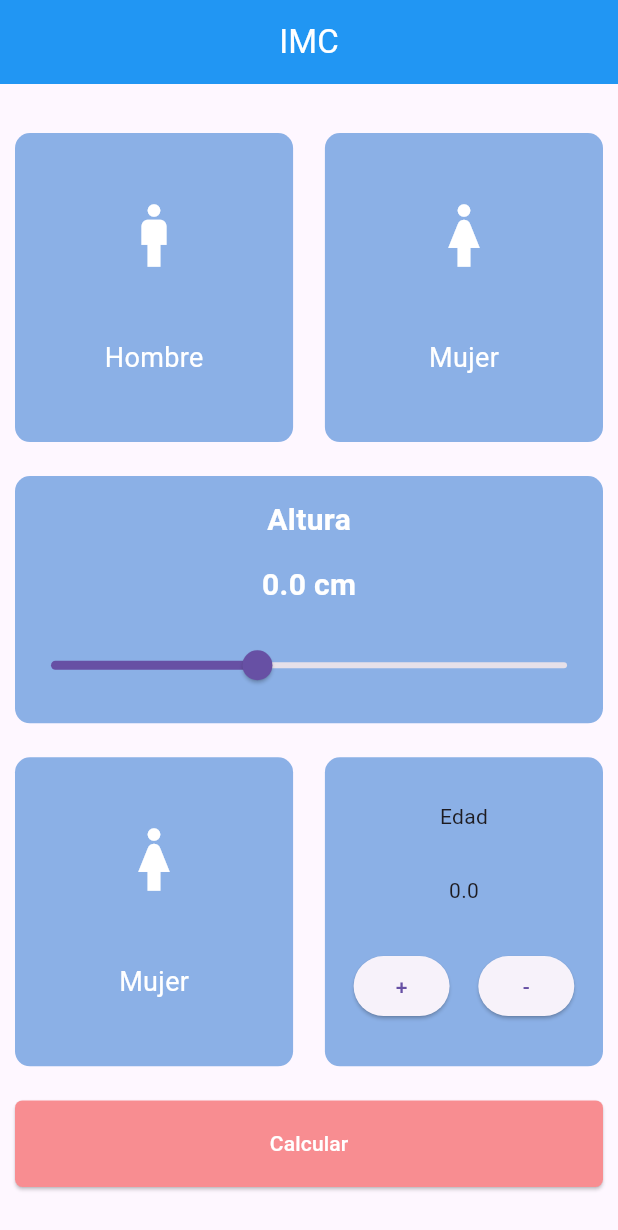
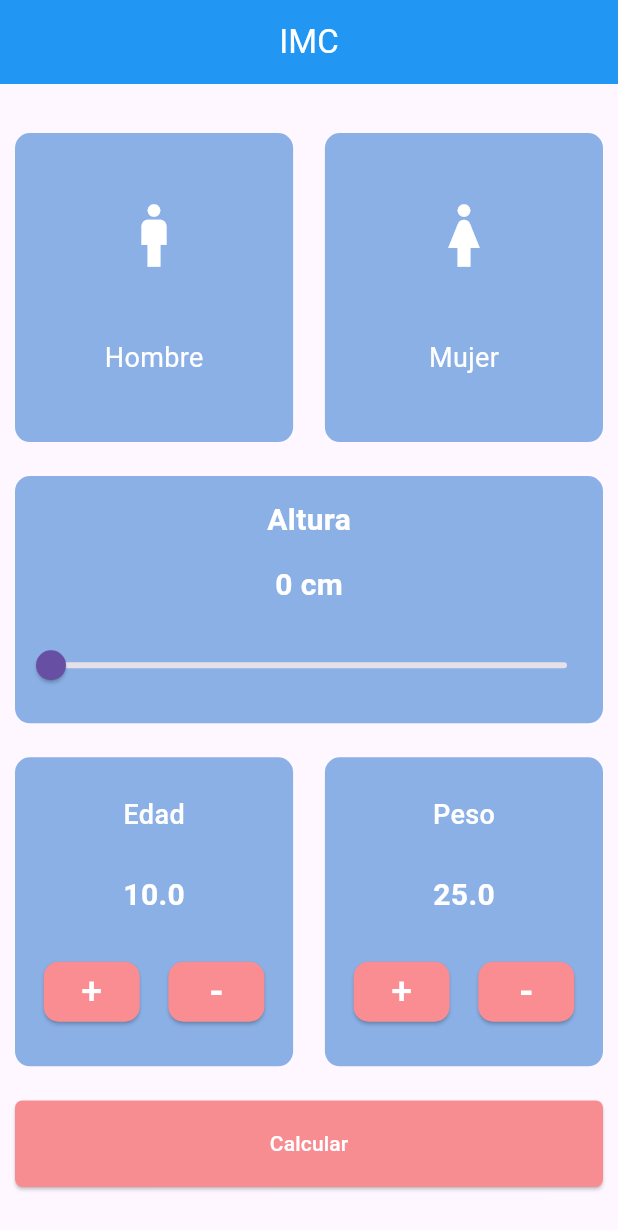
Before and after one commit to IGerardoJR/calculadora_imc, a Flutter app: the screen it shows after launch, on a phone screen of 412 x 824 dp. Shown: the top 1230 px of the screen. Run offline on Flutter 3.47's test engine with Material 3 defaults, Android fonts, the phone set to English and light mode, and no system bars.

Commit message:
Primera prevista de la ui

```diff
--- a/lib/main.dart
+++ b/lib/main.dart
@@ -1,5 +1,6 @@
 import 'package:flutter/cupertino.dart';
 import 'package:flutter/material.dart';
+import 'package:intl/intl.dart';
 
 void main(List<String> args) {
   runApp(MyApp());
@@ -14,20 +15,17 @@ class MyApp extends StatefulWidget{
 
 class _MyAppState extends State<MyApp>{
   double? _deviceWidth, _deviceHeight;
-  double _currentValue = 0;
-  double _edad = 0.0;
-  double _peso = 0.0;
-
-  List<dynamic> ListaFrutas = ["juan",true,false,1,0];
-
+  double _valorSlider = 0;
+  double _edad = 10.0;
+  double _peso = 25.0;
+  NumberFormat formatoDecimal = NumberFormat("##.#");
   // Funciones para el manejo de datos.
-
   // Aumentar
   void aumentarValor({required String llamadoPor}){
     setState(() {
-      if(llamadoPor == 'edad'){
+      if(llamadoPor == 'Edad'){
         _edad+=1;
-      }else if(llamadoPor == 'peso'){
+      }else if(llamadoPor == 'Peso'){
         _peso+=1;
       }
     });
@@ -35,9 +33,9 @@ class _MyAppState extends State<MyApp>{
 
   void disminuirValor({required String llamadoPor}){
     setState(() {
-      if(llamadoPor == 'edad'){
+      if(llamadoPor == 'Edad'){
         _edad = _edad - 1;
-      }else if(llamadoPor == 'peso'){
+      }else if(llamadoPor == 'Peso'){
         _peso = _peso - 1 ;
       }
     });
@@ -75,8 +73,8 @@ class _MyAppState extends State<MyApp>{
                 mainAxisAlignment: MainAxisAlignment.spaceBetween,
                 children: [
                   // _widgetGenero("Hombre",Icons.man),
-                  _widgetGenero("Mujer",Icons.woman),
-                  _widgetDatos(),
+                  _widgetDatos(edadPeso: 'Edad'),
+                  _widgetDatos(edadPeso: 'Peso'),
                 ],
               ),
               // btnCalcular
@@ -90,7 +88,9 @@ class _MyAppState extends State<MyApp>{
                       borderRadius: BorderRadius.circular(5.0)
                     ),
                   ),
-                  onPressed: () => {},
+                  onPressed: () => {
+                    print('Edad: $_edad y Peso: $_peso')
+                  },
                   child: const Text('Calcular', style: TextStyle(color:Colors.white),)
                 ),
               )
@@ -135,30 +135,28 @@ Widget _widgetSlider(){
             mainAxisAlignment: MainAxisAlignment.spaceEvenly,
             children: [
               const Text('Altura', style: TextStyle(fontSize: 20, color:Colors.white, fontWeight: FontWeight.w600),),
-              Text('$_currentValue cm', style: TextStyle(
+              Text('${formatoDecimal.format(_valorSlider)} cm', style: TextStyle(
                   color:Colors.white,
                   fontWeight: FontWeight.w700,
               fontSize: 20),),
               // const Text('Un slider va aqui')
               Slider(
-                  value: 100,
+                  value: _valorSlider,
                   min: 0.0,
                   max: 250.0,
                   onChanged: (_) => {
+                    setState(() {
+                      _valorSlider = _;
+
+                    })
                   })
             ],
           ),
         )
     );
 }
-  // rgb(139, 176, 230)
-// rgb(249, 141, 146)
-
-
-  // rgb(139, 176, 230)
-
   // Widget para almacenar la edad y peso de la persona
-Widget _widgetDatos(){
+Widget _widgetDatos({required String edadPeso}){
     return Container(
       width: _deviceWidth! * 0.45,
       height: _deviceHeight! * 0.25,
@@ -170,16 +168,50 @@ Widget _widgetDatos(){
         child: Column(
           mainAxisAlignment: MainAxisAlignment.spaceEvenly,
           children: [
-            const Text('Edad'),
-            Text('${_edad.toString()}'),
+             Text(
+                 edadPeso,
+               style: TextStyle(
+                 color:Colors.white,
+                 fontSize: 18,
+                 fontWeight: FontWeight.w500
+               ),
+             ),
+            Text(
+                edadPeso == 'Peso' ? _peso.toString() : _edad.toString(),
+              style: TextStyle(color:Colors.white, fontSize: 20, fontWeight: FontWeight.w700),
+
+            ),
+            // rgb(250, 141, 146)
             // Aqui iran los botones de aumento.
             Row(
               mainAxisAlignment: MainAxisAlignment.spaceEvenly,
               children: [
-                ElevatedButton(onPressed: () => {},
-                    child: const Text('+')),
-                ElevatedButton(onPressed: () => {},
-                    child: const Text('-'))
+                ElevatedButton(
+                    style: ElevatedButton.styleFrom(
+                      backgroundColor:Color.fromRGBO(250, 141, 146, 1.0),
+                      shape: RoundedRectangleBorder(
+                        borderRadius: BorderRadius.circular(10),
+                      )
+                    ),
+                    onPressed: () => edadPeso == 'Peso' ? aumentarValor(llamadoPor: 'Peso') : aumentarValor(llamadoPor: 'Edad'),
+                    child: const Text('+',
+                      style: TextStyle(
+                          fontSize: 25,
+                          color: Colors.white,
+                          fontWeight: FontWeight.w500),)),
+                ElevatedButton(
+                    style: ElevatedButton.styleFrom(
+                      backgroundColor: Color.fromRGBO(250, 141, 146, 1.0),
+                      shape: RoundedRectangleBorder(
+                        borderRadius: BorderRadius.circular(10),
+                      )
+                    ),
+                    onPressed: () => edadPeso  == 'Peso' ? disminuirValor(llamadoPor: 'Peso') : disminuirValor(llamadoPor: 'Edad'),
+                    child: const Text('-', style: TextStyle(
+                        color:Colors.white,
+                        fontWeight: FontWeight.w600,
+                        fontSize: 25
+                    ),))
               ],
             )
 
--- a/pubspec.yaml
+++ b/pubspec.yaml
@@ -30,6 +30,7 @@ environment:
 dependencies:
   flutter:
     sdk: flutter
+  intl: ^0.19.0
 
 
   # The following adds the Cupertino Icons font to your application.
```
Also changed, not shown: pubspec.lock, 1 other file.
